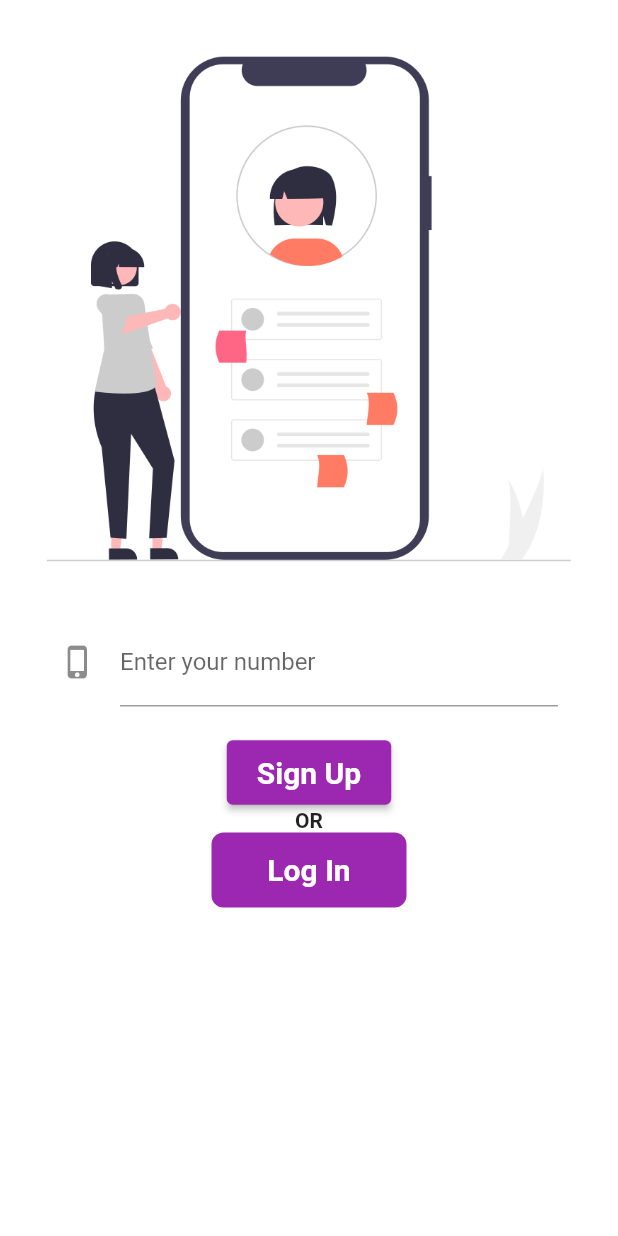
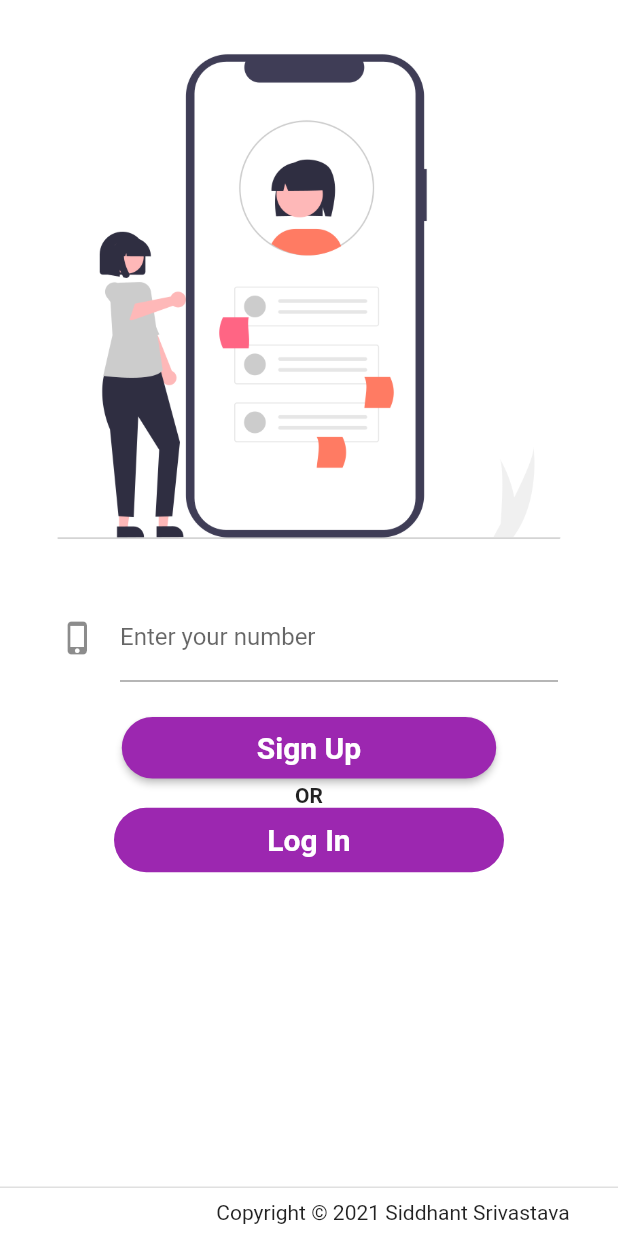
Before and after one commit to sidsrivastavasks/EcommerseUI, a Flutter app: the screen it shows after launch, after a tap on "STORE", on a phone screen of 412 x 824 dp. Run offline on Flutter 3.47's test engine with Material 2 defaults, Android fonts, the light colour scheme and no system bars; our stand-ins replace bottom_navy_bar, otp_text_field.

Commit message:
updated UI

```diff
--- a/lib/screens/Signup.dart
+++ b/lib/screens/Signup.dart
@@ -79,8 +79,11 @@ class SignUp extends StatelessWidget {
                       ),
                       style: ElevatedButton.styleFrom(
                         primary: Colors.purple,
+                        shape: RoundedRectangleBorder(
+                          borderRadius: BorderRadius.circular(22.0),
+                        ),
                         padding:
-                            EdgeInsets.symmetric(horizontal: 20, vertical: 10),
+                            EdgeInsets.symmetric(horizontal: 90, vertical: 9),
                         textStyle: TextStyle(
                             fontSize: 20, fontWeight: FontWeight.bold),
                       ),
@@ -90,6 +93,9 @@ class SignUp extends StatelessWidget {
               ),
             ),
           ),
+          persistentFooterButtons: [
+            Text("Copyright © 2021 Siddhant Srivastava       "),
+          ],
         ),
       ),
     );
--- a/lib/screens/home.dart
+++ b/lib/screens/home.dart
@@ -8,9 +8,11 @@ class HomeScreen extends StatelessWidget {
   Widget build(BuildContext context) {
     return SafeArea(
       child: Scaffold(
-          body: Column(
+        body: SingleChildScrollView(
+          child: Column(
             children: <Widget>[
-          Image.asset("assets/images/homepage_image.png", fit: BoxFit.cover),
+              Image.asset("assets/images/homepage_image.png",
+                  fit: BoxFit.cover),
               SizedBox(
                 height: 30,
               ),
@@ -29,7 +31,10 @@ class HomeScreen extends StatelessWidget {
                 child: Text("STORE"),
                 style: ElevatedButton.styleFrom(
                     primary: Colors.purple,
-                padding: EdgeInsets.symmetric(horizontal: 30, vertical: 15),
+                    shape: RoundedRectangleBorder(
+                      borderRadius: BorderRadius.circular(22.0),
+                    ),
+                    padding: EdgeInsets.symmetric(horizontal: 100, vertical: 9),
                     textStyle:
                         TextStyle(fontSize: 18, fontWeight: FontWeight.bold)),
               ),
@@ -44,12 +49,20 @@ class HomeScreen extends StatelessWidget {
                 child: Text("CUSTOMER"),
                 style: ElevatedButton.styleFrom(
                     primary: Colors.purple,
-                padding: EdgeInsets.symmetric(horizontal: 20, vertical: 15),
+                    shape: RoundedRectangleBorder(
+                      borderRadius: BorderRadius.circular(22.0),
+                    ),
+                    padding: EdgeInsets.symmetric(horizontal: 80, vertical: 9),
                     textStyle:
                         TextStyle(fontSize: 18, fontWeight: FontWeight.bold)),
               )
             ],
-      )),
+          ),
+        ),
+        persistentFooterButtons: [
+          Text("Copyright © 2021 Siddhant Srivastava       "),
+        ],
+      ),
     );
   }
 }
--- a/lib/screens/ownerhome.dart
+++ b/lib/screens/ownerhome.dart
@@ -41,10 +41,7 @@ class _OwnerHomeState extends State<OwnerHome> {
                       ),
                     ),
                     height: 140,
-                    child: Center(
-                        child: Image.network(
-                            "https://media.istockphoto.com/vectors/fruits-and-berries-healthy-food-flat-style-vector-illustration-vector-id866764352?k=20&m=866764352&s=612x612&w=0&h=-f9rYADGgHI8M5JsQG71igMb0r4wIkWH3RSuYCNeFGg=",
-                            fit: BoxFit.contain)),
+                    child: Image.asset("assets/images/owner_image.jpg"),
                   ),
                   Container(
                     decoration: BoxDecoration(
@@ -79,10 +76,7 @@ class _OwnerHomeState extends State<OwnerHome> {
                       ),
                     ),
                     height: 140,
-                    child: Center(
-                        child: Image.network(
-                            "https://media.istockphoto.com/vectors/fruits-and-berries-healthy-food-flat-style-vector-illustration-vector-id866764352?k=20&m=866764352&s=612x612&w=0&h=-f9rYADGgHI8M5JsQG71igMb0r4wIkWH3RSuYCNeFGg=",
-                            fit: BoxFit.contain)),
+                    child: Image.asset("assets/images/owner_image.jpg"),
                   ),
                   Container(
                     decoration: BoxDecoration(
@@ -125,10 +119,7 @@ class _OwnerHomeState extends State<OwnerHome> {
                       ),
                     ),
                     height: 140,
-                    child: Center(
-                        child: Image.network(
-                            "https://media.istockphoto.com/vectors/fruits-and-berries-healthy-food-flat-style-vector-illustration-vector-id866764352?k=20&m=866764352&s=612x612&w=0&h=-f9rYADGgHI8M5JsQG71igMb0r4wIkWH3RSuYCNeFGg=",
-                            fit: BoxFit.contain)),
+                    child: Image.asset("assets/images/owner_image.jpg"),
                   ),
                   Container(
                     decoration: BoxDecoration(
@@ -163,10 +154,7 @@ class _OwnerHomeState extends State<OwnerHome> {
                       ),
                     ),
                     height: 140,
-                    child: Center(
-                        child: Image.network(
-                            "https://media.istockphoto.com/vectors/fruits-and-berries-healthy-food-flat-style-vector-illustration-vector-id866764352?k=20&m=866764352&s=612x612&w=0&h=-f9rYADGgHI8M5JsQG71igMb0r4wIkWH3RSuYCNeFGg=",
-                            fit: BoxFit.contain)),
+                    child: Image.asset("assets/images/owner_image.jpg"),
                   ),
                   Container(
                     decoration: BoxDecoration(
@@ -209,10 +197,7 @@ class _OwnerHomeState extends State<OwnerHome> {
                       ),
                     ),
                     height: 140,
-                    child: Center(
-                        child: Image.network(
-                            "https://media.istockphoto.com/vectors/fruits-and-berries-healthy-food-flat-style-vector-illustration-vector-id866764352?k=20&m=866764352&s=612x612&w=0&h=-f9rYADGgHI8M5JsQG71igMb0r4wIkWH3RSuYCNeFGg=",
-                            fit: BoxFit.contain)),
+                    child: Image.asset("assets/images/owner_image.jpg"),
                   ),
                   Container(
                     decoration: BoxDecoration(
@@ -247,10 +232,7 @@ class _OwnerHomeState extends State<OwnerHome> {
                       ),
                     ),
                     height: 140,
-                    child: Center(
-                        child: Image.network(
-                            "https://media.istockphoto.com/vectors/fruits-and-berries-healthy-food-flat-style-vector-illustration-vector-id866764352?k=20&m=866764352&s=612x612&w=0&h=-f9rYADGgHI8M5JsQG71igMb0r4wIkWH3RSuYCNeFGg=",
-                            fit: BoxFit.contain)),
+                    child: Image.asset("assets/images/owner_image.jpg"),
                   ),
                   Container(
                     decoration: BoxDecoration(
@@ -293,10 +275,7 @@ class _OwnerHomeState extends State<OwnerHome> {
                       ),
                     ),
                     height: 140,
-                    child: Center(
-                        child: Image.network(
-                            "https://media.istockphoto.com/vectors/fruits-and-berries-healthy-food-flat-style-vector-illustration-vector-id866764352?k=20&m=866764352&s=612x612&w=0&h=-f9rYADGgHI8M5JsQG71igMb0r4wIkWH3RSuYCNeFGg=",
-                            fit: BoxFit.contain)),
+                    child: Image.asset("assets/images/owner_image.jpg"),
                   ),
                   Container(
                     decoration: BoxDecoration(
@@ -331,10 +310,7 @@ class _OwnerHomeState extends State<OwnerHome> {
                       ),
                     ),
                     height: 140,
-                    child: Center(
-                        child: Image.network(
-                            "https://media.istockphoto.com/vectors/fruits-and-berries-healthy-food-flat-style-vector-illustration-vector-id866764352?k=20&m=866764352&s=612x612&w=0&h=-f9rYADGgHI8M5JsQG71igMb0r4wIkWH3RSuYCNeFGg=",
-                            fit: BoxFit.contain)),
+                    child: Image.asset("assets/images/owner_image.jpg"),
                   ),
                   Container(
                     decoration: BoxDecoration(
@@ -359,6 +335,10 @@ class _OwnerHomeState extends State<OwnerHome> {
             ),
           ],
         ),
+        SizedBox(
+          height: 10,
+        ),
+        Center(child: Text("Copyright © 2021 Siddhant Srivastava")),
       ],
     ),
     Container(color: Colors.orange),
@@ -431,6 +411,9 @@ class _OwnerHomeState extends State<OwnerHome> {
               ),
             ],
           ),
+          // persistentFooterButtons: [
+          //   Text("Copyright © 2021 Siddhant Srivastava       "),
+          // ],
         ),
       ),
     );
--- a/lib/screens/userhome.dart
+++ b/lib/screens/userhome.dart
@@ -1,8 +1,6 @@
 import 'package:ecommerse/screens/searchBar.dart';
 import 'package:flutter/material.dart';
 import 'package:bottom_navy_bar/bottom_navy_bar.dart';
-import 'package:footer/footer.dart';
-import 'package:footer/footer_view.dart';
 
 class UserHome extends StatefulWidget {
   @override
@@ -44,11 +42,8 @@ class _UserHomeState extends State<UserHome> {
                     ),
                   ),
                   height: 150,
-                  child: Center(
-                    child: Image.network(
-                        "https://media.istockphoto.com/vectors/fruits-and-vegetables-seller-man-character-vector-id639994740?k=20&m=639994740&s=612x612&w=0&h=jQLtTr-IfjYM_z3iZycR5_bBum8ZnNEMwi1bUbkdKL4=",
+                  child: Image.asset("assets/images/first_image.jpg",
                       fit: BoxFit.cover),
-                  ),
                 ),
                 Container(
                   decoration: BoxDecoration(
@@ -123,11 +118,8 @@ class _UserHomeState extends State<UserHome> {
                       ),
                     ),
                     height: 150,
-                    child: Center(
-                      child: Image.network(
-                          "https://images.all-free-download.com/images/graphicthumb/shopping_banner_clerk_goods_decor_icons_6834131.jpg",
+                    child: Image.asset("assets/images/second_image.jpg",
                         fit: BoxFit.cover),
-                    ),
                   ),
                   Container(
                     decoration: BoxDecoration(
@@ -201,11 +193,8 @@ class _UserHomeState extends State<UserHome> {
                         ),
                       ),
                       height: 150,
-                    child: Center(
-                        child: Image.network(
-                            "https://image.freepik.com/free-vector/people-shopping-groceries_23-2148511578.jpg",
+                      child: Image.asset("assets/images/third_image.jpg",
                           fit: BoxFit.cover)),
-                  ),
                   Container(
                     decoration: BoxDecoration(
                       color: Colors.white,
@@ -278,11 +267,8 @@ class _UserHomeState extends State<UserHome> {
                       ),
                     ),
                     height: 150,
-                    child: Center(
-                        child: Image.network(
-                            "https://img.freepik.com/free-vector/coronavirus-supermarket-illustration-style_23-2148508131.jpg?size=626&ext=jpg",
-                            fit: BoxFit.contain)),
-                  ),
+                    child: Image.asset("assets/images/fourth_image.jpg",
+                        fit: BoxFit.cover)),
                 Container(
                   decoration: BoxDecoration(
                     color: Colors.white,
@@ -331,8 +317,13 @@ class _UserHomeState extends State<UserHome> {
                   ),
                 ),
               ],
-              )),
             ),
+          ),
+        ),
+        SizedBox(
+          height: 10,
+        ),
+        Center(child: Text("Copyright © 2021 Siddhant Srivastava ")),
       ],
     ),
     Container(color: Colors.red),
@@ -398,6 +389,9 @@ class _UserHomeState extends State<UserHome> {
               ),
             ],
           ),
+          // persistentFooterButtons: [
+          //   Text("Copyright © 2021 Siddhant Srivastava       "),
+          // ],
         ),
       ),
     );
--- a/lib/screens/userlogin.dart
+++ b/lib/screens/userlogin.dart
@@ -63,8 +63,11 @@ class _LogInState extends State<LogIn> {
                         ),
                         style: ElevatedButton.styleFrom(
                             primary: Colors.purple,
+                            shape: RoundedRectangleBorder(
+                              borderRadius: BorderRadius.circular(22.0),
+                            ),
                             padding: EdgeInsets.symmetric(
-                                horizontal: 20, vertical: 10),
+                                horizontal: 90, vertical: 9),
                             textStyle: TextStyle(
                                 fontSize: 20, fontWeight: FontWeight.bold)),
                       ),
@@ -94,8 +97,8 @@ class _LogInState extends State<LogIn> {
                         },
                         child: AnimatedContainer(
                           duration: Duration(seconds: 1),
-                          width: changeButton ? 50 : 130.0,
-                          height: 50.0,
+                          width: changeButton ? 50 : 260.0,
+                          height: 43.0,
                           alignment: Alignment.center,
                           child: changeButton
                               ? Icon(
@@ -112,7 +115,7 @@ class _LogInState extends State<LogIn> {
                                 ),
                           decoration: BoxDecoration(
                             borderRadius:
-                                BorderRadius.circular(changeButton ? 50 : 8),
+                                BorderRadius.circular(changeButton ? 60 : 22),
                             color: Colors.purple,
                           ),
                         ),
@@ -123,6 +126,9 @@ class _LogInState extends State<LogIn> {
               ),
             ],
           ),
+          persistentFooterButtons: [
+            Text("Copyright © 2021 Siddhant Srivastava       "),
+          ],
         ),
       ),
     );
```
Also changed, not shown: pubspec.yaml (+5 -3 lines), assets/images/first_image.jpg (added), assets/images/fourth_image.jpg (added), assets/images/owner_image.jpg (added), assets/images/second_image.jpg (added), assets/images/third_image.jpg (added), pubspec.lock, 1 other file. Lines whose indentation alone changed are shown as unchanged.
